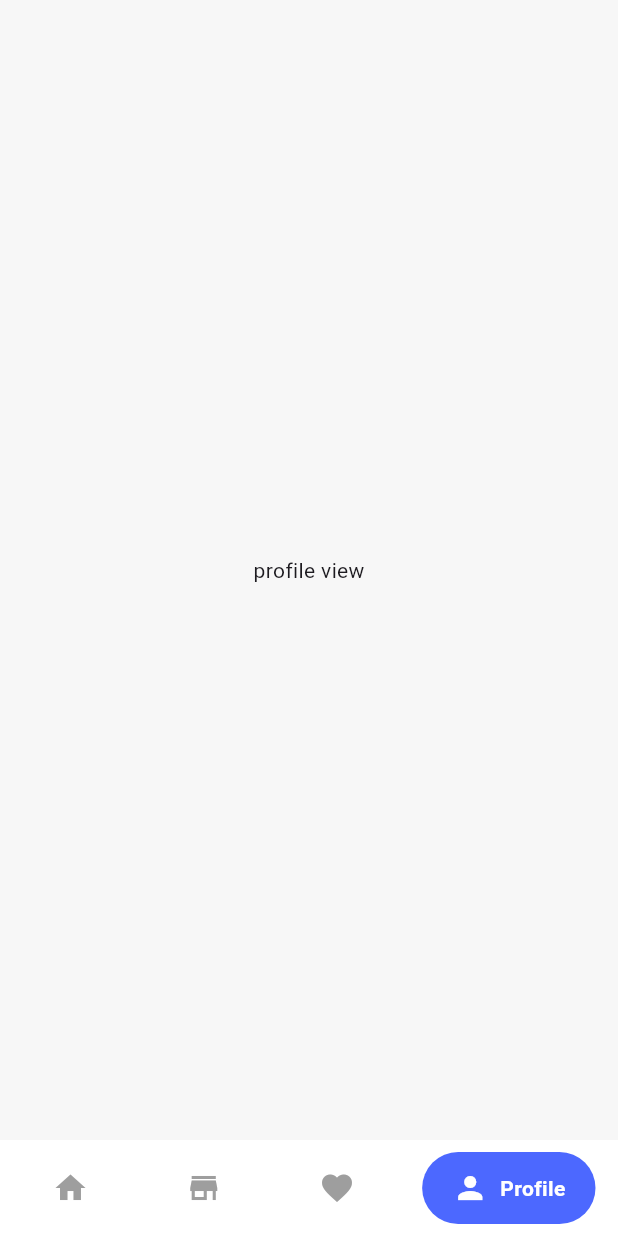
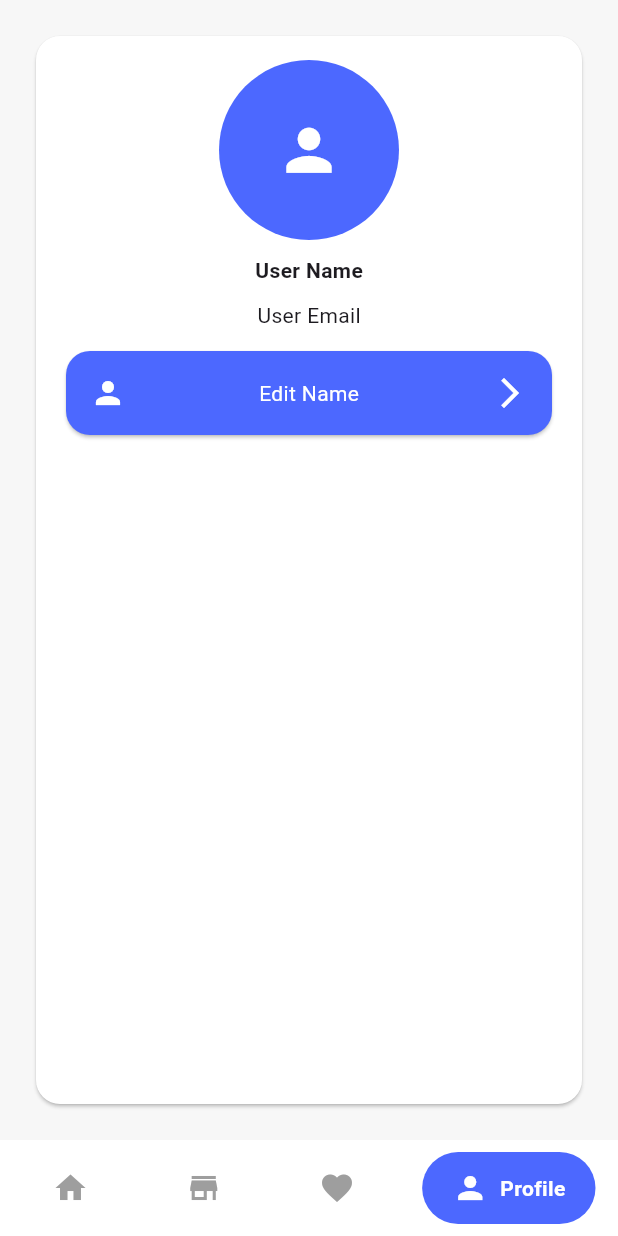
Before and after one commit to menna-adel10/e_commercee, a Flutter app: the screen it shows after launch, item 4 of the bottom bar chosen, on a phone screen of 412 x 824 dp. Run offline on Flutter 3.47's test engine with Material 3 defaults, Android fonts, the light colour scheme and no system bars; drawn by our look-alikes of google_nav_bar; our stand-ins replace cached_network_image, flutter_bloc; network calls fail.

Commit message:
create card in profile

```diff
--- a/lib/views/profile/ui/profile_view.dart
+++ b/lib/views/profile/ui/profile_view.dart
@@ -1,10 +1,62 @@
 import 'package:flutter/material.dart';
+
+import '../../../core/app_colors.dart';
+
 
 class ProfileView extends StatelessWidget {
   const ProfileView({super.key});
 
   @override
   Widget build(BuildContext context) {
-    return const Center(child: Text('profile view'),);
+    return Card(
+      margin: EdgeInsets.all(24),
+      color: AppColors.kWhiteColor,
+      shape: RoundedRectangleBorder(
+        borderRadius: BorderRadius.all(
+          Radius.circular(16),
+        ),
+      ),
+      child: Padding(
+        padding: const EdgeInsets.all(16.0),
+        child: Column(
+         children: [
+           CircleAvatar(
+             radius: 60,
+             backgroundColor: AppColors.kPrimaryColor,
+             foregroundColor: AppColors.kWhiteColor,
+             child: Icon(Icons.person,
+             size: 45,),
+           ),
+            SizedBox(height: 10,),
+           Text("User Name", style: TextStyle(fontWeight: FontWeight.bold),),
+           SizedBox(height: 10,),
+           Text("User Email",),
+           SizedBox(height: 10,),
+           Card(
+             color: AppColors.kPrimaryColor,
+             shape: RoundedRectangleBorder(
+               borderRadius: BorderRadius.all(Radius.circular(16),),
+             ),
+             child: Padding(
+               padding: const EdgeInsets.all(16.0),
+               child: Row(
+                 mainAxisAlignment: MainAxisAlignment.spaceBetween,
+                 children: [
+                   Icon(Icons.person, color: Colors.white,),
+                   Text("Edit Name",
+
+                   style: TextStyle(color: AppColors.kWhiteColor),),
+                   Icon(Icons.arrow_forward_ios,
+                   color: AppColors.kWhiteColor,
+                   )
+                 ],
+               ),
+             ),
+           )
+
+         ],
+        ),
+      ),
+    );
   }
 }
```
